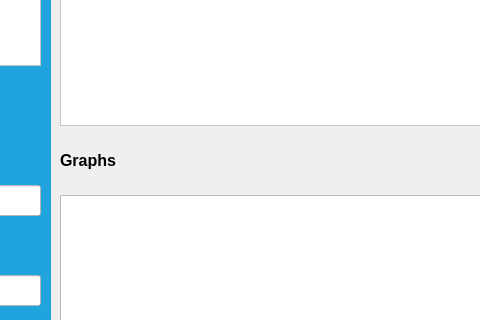
Above: index.ui from dominikmol/pymcdm-reidentify-wrapper before the change; both pictures show x 340 to 820 and y 161 to 481 of the 1231 by 967 pixel window. Below: the same form after it.
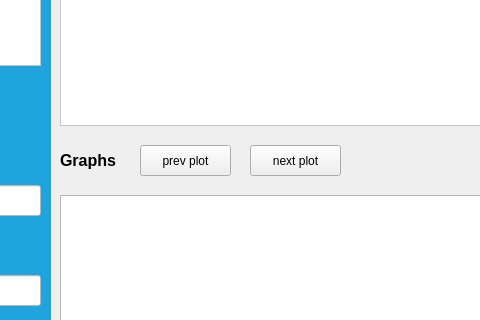
That is the form after the change. The open tabs and pages were chosen to show the change.

Patch:
```diff
--- a/index.ui
+++ b/index.ui
@@ -375,6 +375,32 @@
        </rect>
       </property>
      </widget>
+     <widget class="QPushButton" name="prev_plot_btn_stfn">
+      <property name="geometry">
+       <rect>
+        <x>480</x>
+        <y>280</y>
+        <width>91</width>
+        <height>31</height>
+       </rect>
+      </property>
+      <property name="text">
+       <string>prev plot</string>
+      </property>
+     </widget>
+     <widget class="QPushButton" name="next_plot_btn_stfn">
+      <property name="geometry">
+       <rect>
+        <x>590</x>
+        <y>280</y>
+        <width>91</width>
+        <height>31</height>
+       </rect>
+      </property>
+      <property name="text">
+       <string>next plot</string>
+      </property>
+     </widget>
     </widget>
     <widget class="QWidget" name="mcda_tab">
      <attribute name="title">
```
Left out of the diff: 2 changed lines with no effect on the pictures.
